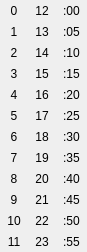
warvariuc/wic, file wic/widgets/w_popup_time.ui: the form before one commit.
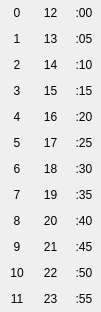
The form after the commit.

What changed in the file:
```diff
--- a/wic/widgets/w_popup_time.ui
+++ b/wic/widgets/w_popup_time.ui
@@ -6,8 +6,8 @@
    <rect>
     <x>0</x>
     <y>0</y>
-    <width>80</width>
-    <height>228</height>
+    <width>101</width>
+    <height>312</height>
    </rect>
   </property>
   <property name="contextMenuPolicy">
```
Left out of the diff: 4 changed lines with no effect on the pictures.
